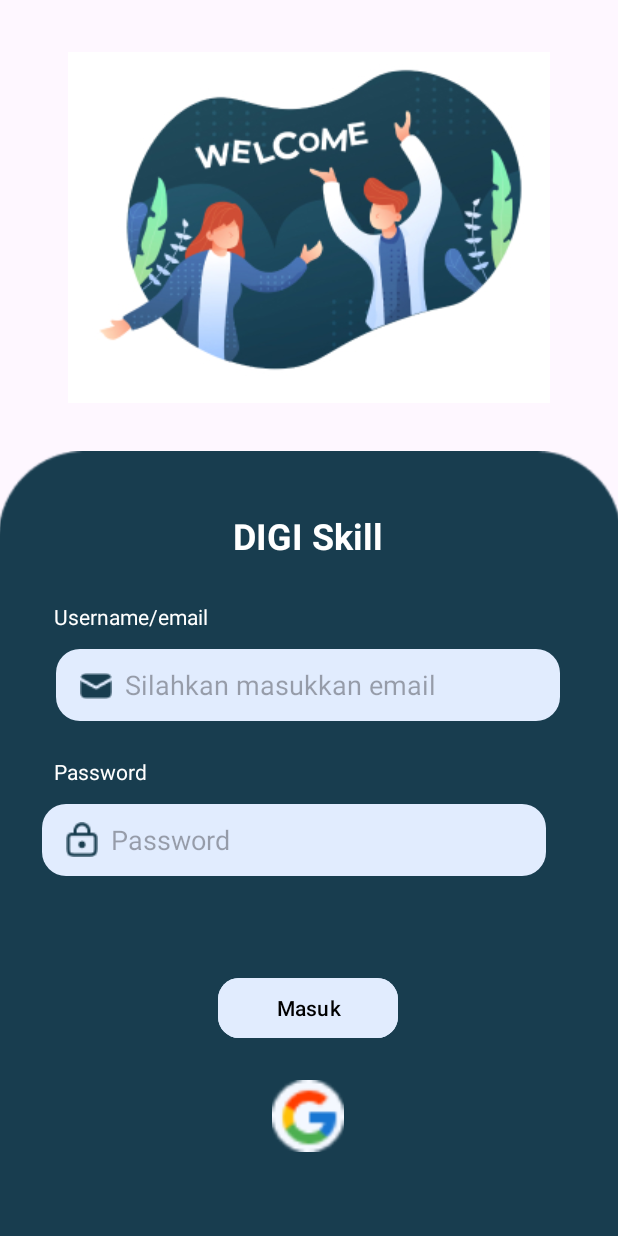
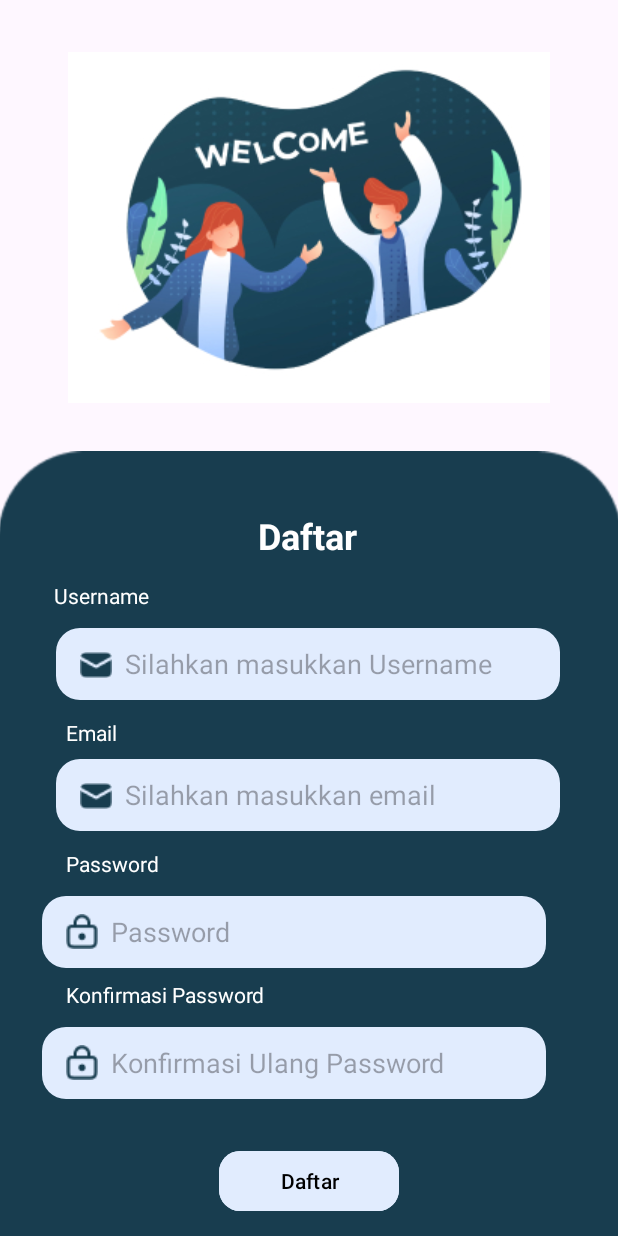
Before and after one commit to alifnay/praktik_firebase, an Android app: the layout activity_register.xml on its own in the app's theme, with its tools: preview values and no code run, on a phone screen of 412 x 824 dp. Run offline under Robolectric (Android 15) with nearby library versions, the phone set to English and light mode, and no system bars.

Commit message:
Add design for register

```diff
--- a/app/src/main/res/layout/activity_register.xml
+++ b/app/src/main/res/layout/activity_register.xml
@@ -38,7 +38,7 @@
         android:layout_width="wrap_content"
         android:layout_height="wrap_content"
         android:layout_marginTop="40dp"
-        android:text="@string/digi_skill"
+        android:text="Daftar"
         android:textColor="@color/white"
         android:textSize="24sp"
         android:textStyle="bold"
@@ -52,12 +52,47 @@
         android:layout_width="wrap_content"
         android:layout_height="wrap_content"
         android:layout_marginStart="36dp"
-        android:layout_marginTop="28dp"
-        android:text="Username/email"
+        android:layout_marginTop="14dp"
+        android:text="Username"
         android:textColor="@color/white"
         android:textStyle=""
         app:layout_constraintStart_toStartOf="parent"
         app:layout_constraintTop_toBottomOf="@+id/title_login" />
+
+    <TextView
+        android:id="@+id/tv_email"
+        android:layout_width="wrap_content"
+        android:layout_height="wrap_content"
+        android:layout_marginStart="44dp"
+        android:layout_marginTop="12dp"
+        android:text="Email"
+        android:textColor="@color/white"
+        android:textStyle=""
+        app:layout_constraintStart_toStartOf="parent"
+        app:layout_constraintTop_toBottomOf="@+id/editText_email" />
+
+    <EditText
+        android:id="@+id/editText_username"
+        android:layout_width="336dp"
+        android:layout_height="48dp"
+        android:layout_marginTop="8dp"
+        android:background="@drawable/rounded_edittext"
+        android:hint="Silahkan masukkan email"
+        android:paddingLeft="46dp"
+        app:layout_constraintEnd_toEndOf="parent"
+        app:layout_constraintHorizontal_bias="0.491"
+        app:layout_constraintStart_toStartOf="parent"
+        app:layout_constraintTop_toBottomOf="@+id/tv_email" />
+
+    <ImageView
+        android:id="@+id/imageView"
+        android:layout_width="wrap_content"
+        android:layout_height="wrap_content"
+        android:layout_marginStart="16dp"
+        android:layout_marginTop="16dp"
+        android:src="@drawable/mail"
+        app:layout_constraintStart_toStartOf="@+id/editText_email"
+        app:layout_constraintTop_toTopOf="@+id/editText_email" />
 
     <EditText
         android:id="@+id/editText_email"
@@ -65,7 +100,7 @@
         android:layout_height="48dp"
         android:layout_marginTop="12dp"
         android:background="@drawable/rounded_edittext"
-        android:hint="Silahkan masukkan email"
+        android:hint="Silahkan masukkan Username"
         android:paddingLeft="46dp"
         app:layout_constraintEnd_toEndOf="parent"
         app:layout_constraintHorizontal_bias="0.493"
@@ -81,17 +116,27 @@
         app:layout_constraintStart_toStartOf="@+id/editText_email"
         app:layout_constraintTop_toTopOf="@+id/editText_email" />
 
+    <ImageView
+        android:id="@+id/imageView2"
+        android:layout_width="wrap_content"
+        android:layout_height="wrap_content"
+        android:layout_marginStart="16dp"
+        android:layout_marginTop="16dp"
+        android:src="@drawable/mail"
+        app:layout_constraintStart_toStartOf="@+id/editText_username"
+        app:layout_constraintTop_toTopOf="@+id/editText_username" />
+
     <TextView
         android:id="@+id/tv_password"
         android:layout_width="wrap_content"
         android:layout_height="wrap_content"
-        android:layout_marginStart="36dp"
-        android:layout_marginTop="24dp"
+        android:layout_marginStart="44dp"
+        android:layout_marginTop="12dp"
         android:text="Password"
         android:textColor="@color/white"
         android:textStyle=""
         app:layout_constraintStart_toStartOf="parent"
-        app:layout_constraintTop_toBottomOf="@+id/editText_email" />
+        app:layout_constraintTop_toBottomOf="@+id/editText_username" />
 
     <EditText
         android:id="@+id/editText_password"
@@ -114,30 +159,50 @@
         app:layout_constraintStart_toStartOf="@+id/editText_password"
         app:layout_constraintTop_toTopOf="@+id/editText_password" />
 
-    <Button
-        android:id="@+id/btn_login"
-        android:layout_width="120dp"
+    <TextView
+        android:id="@+id/tv_confirmpassword"
+        android:layout_width="wrap_content"
         android:layout_height="wrap_content"
-        android:layout_marginTop="64dp"
-        android:backgroundTint="@color/light_blue"
-        android:text="Masuk"
-        android:textColor="@color/black"
-        app:cornerRadius="14dp"
-        app:layout_constraintEnd_toEndOf="parent"
-        app:layout_constraintHorizontal_bias="0.498"
+        android:layout_marginStart="44dp"
+        android:layout_marginTop="8dp"
+        android:text="Konfirmasi Password"
+        android:textColor="@color/white"
+        android:textStyle=""
         app:layout_constraintStart_toStartOf="parent"
         app:layout_constraintTop_toBottomOf="@+id/editText_password" />
 
-    <ImageButton
-        android:id="@+id/btn_google"
-        android:layout_width="48dp"
+    <EditText
+        android:id="@+id/editText_confirmpassword"
+        android:layout_width="336dp"
         android:layout_height="48dp"
-        android:layout_marginTop="24dp"
-        android:background="@drawable/btn_google"
-        android:contentDescription="TODO"
+        android:layout_marginStart="28dp"
+        android:layout_marginTop="12dp"
+        android:background="@drawable/rounded_edittext"
+        android:hint="Konfirmasi Ulang Password"
+        android:paddingLeft="46dp"
+        app:layout_constraintStart_toStartOf="parent"
+        app:layout_constraintTop_toBottomOf="@+id/tv_confirmpassword" />
+
+    <ImageView
+        android:layout_width="wrap_content"
+        android:layout_height="wrap_content"
+        android:layout_marginStart="16dp"
+        android:layout_marginTop="12dp"
+        android:src="@drawable/lock"
+        app:layout_constraintStart_toStartOf="@+id/editText_confirmpassword"
+        app:layout_constraintTop_toTopOf="@+id/editText_confirmpassword" />
+
+    <Button
+        android:id="@+id/btn_regis"
+        android:layout_width="120dp"
+        android:layout_height="wrap_content"
+        android:backgroundTint="@color/light_blue"
+        android:text="Daftar"
+        android:textColor="@color/black"
+        app:cornerRadius="14dp"
+        app:layout_constraintBottom_toBottomOf="@+id/welcome"
         app:layout_constraintEnd_toEndOf="parent"
-        app:layout_constraintHorizontal_bias="0.498"
         app:layout_constraintStart_toStartOf="parent"
-        app:layout_constraintTop_toBottomOf="@+id/btn_login" />
+        app:layout_constraintTop_toBottomOf="@+id/editText_confirmpassword" />
 
 </androidx.constraintlayout.widget.ConstraintLayout>
```
